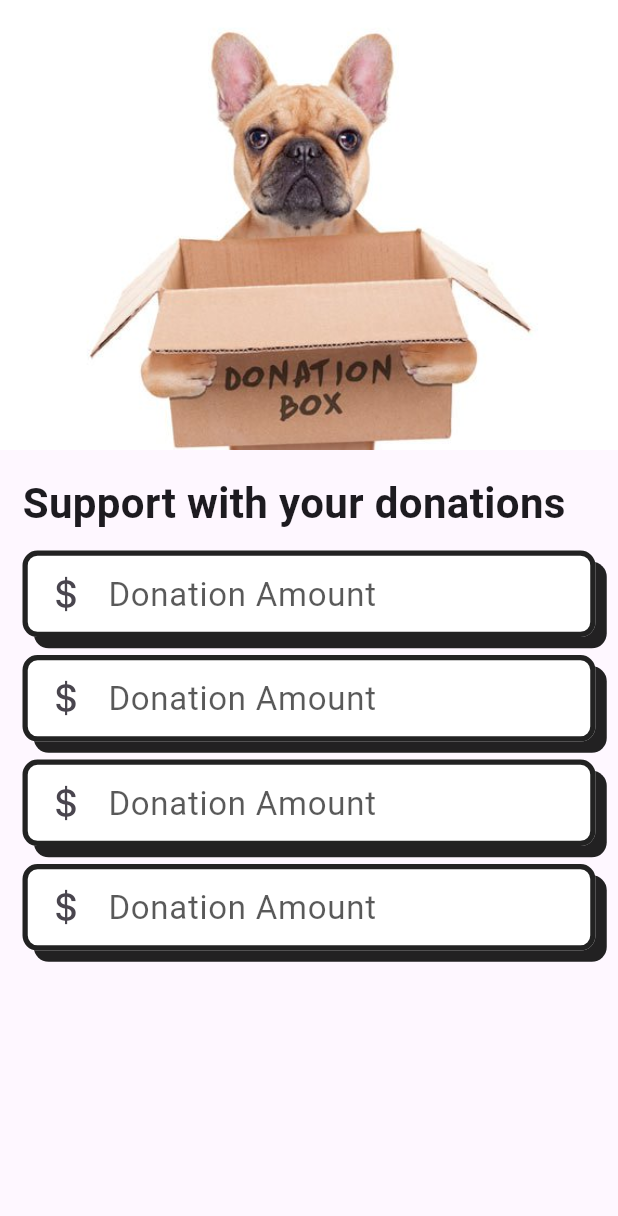
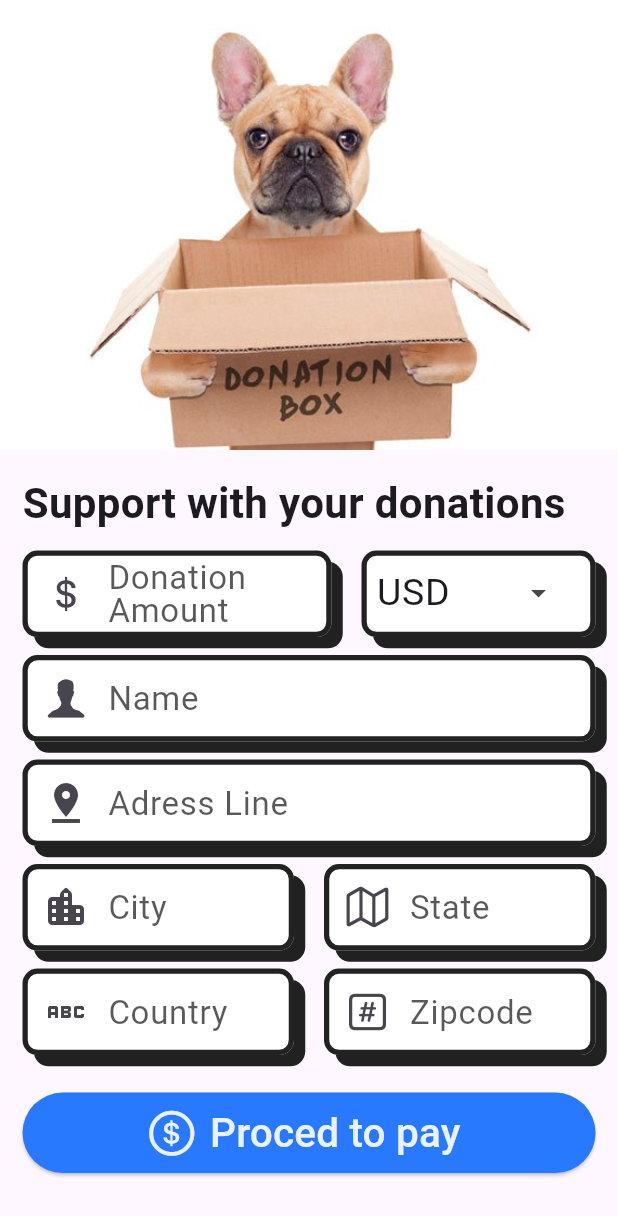
Before and after one commit to JeanGC970520/payment_gateway, a Flutter app: the screen it shows after launch, on a phone screen of 412 x 824 dp. Shown: the top 1216 px of the screen. Run offline on Flutter 3.47's test engine with Material 3 defaults, Android fonts, the phone set to English and light mode, and no system bars.

Commit message:
Finishing UI to proced to make the payment

```diff
--- a/lib/presentation/screens/home_screen.dart
+++ b/lib/presentation/screens/home_screen.dart
@@ -1,14 +1,26 @@
 import 'package:flutter/cupertino.dart';
 import 'package:flutter/material.dart';
+import 'package:flutter/services.dart';
 import 'package:payment_gateway/presentation/widgets/inputs/reusable_text_form_field.dart';
+import 'package:payment_gateway/presentation/widgets/shared/reusable_box_decoration.dart';
 
 class HomeScreen extends StatelessWidget {
   const HomeScreen({super.key});
 
+
+  static const List<String> currencyList = <String>[
+    'USD',
+    'EUR',
+    'MXN',
+  ];
+
   @override
   Widget build(BuildContext context) {
+    final size = MediaQuery.of(context).size;
+
     return Scaffold(
-      body: Column(
+      body: SingleChildScrollView(
+        child: Column(
           children: [
 
             Image.asset(
@@ -18,46 +30,152 @@ class HomeScreen extends StatelessWidget {
               fit: BoxFit.cover,
             ),
 
-          const Padding(
-            padding: EdgeInsets.all(15.0),
+            Padding(
+              padding: const EdgeInsets.all(15.0),
               child: Column(
                 crossAxisAlignment: CrossAxisAlignment.start,
                 children: [
 
-                Text(
+                  const Text(
                     'Support with your donations',
                     style: TextStyle(fontSize: 28, fontWeight: FontWeight.bold),
                   ),
 
-                SizedBox(height: 12,),
+                  const SizedBox(height: 12,),
 
-                ReusableTextFormField(
+                  Row(
+                    children: [
+
+                      Expanded(
+                        flex: 5,
+                        child: ReusableTextFormField(
                           label: 'Donation Amount',
                           hintText: 'Any amount you like',
-                  prefixIcon: Icon(CupertinoIcons.money_dollar, size: 32,),
+                          prefixIcon: const Icon(CupertinoIcons.money_dollar, size: 32,),
+                          keyboardType: TextInputType.number,
+                          inputFormatters: [
+                            FilteringTextInputFormatter.allow(RegExp(r'[0-9]+[.]*')),
+                          ],
                         ),
-                SizedBox(height: 12,),
+                      ),
+                      const SizedBox(width: 20,),
 
-                ReusableTextFormField(
-                  label: 'Donation Amount',
-                  hintText: 'Any amount you like',
-                  prefixIcon: Icon(CupertinoIcons.money_dollar, size: 32,),
+                      ReusableBoxDecoration(
+                        horizontalPadding: 10,
+                        child: SizedBox(
+                          height: size.height * 0.07,
+                          child: DropdownMenu<String>(
+                            inputDecorationTheme: const InputDecorationTheme(
+                              border: InputBorder.none,
+                              labelStyle: TextStyle(fontSize: 20),
+                              hintStyle: TextStyle(fontSize: 20),
+                              floatingLabelStyle: TextStyle(fontSize: 20),
                             ),
-                SizedBox(height: 12,),
+                            textStyle: const TextStyle(fontSize: 25),
+                            initialSelection: currencyList.first,
+                            onSelected: (value) {
+                              debugPrint(value);
+                            },
+                            dropdownMenuEntries: currencyList.map<DropdownMenuEntry<String>>(
+                              (currency) => DropdownMenuEntry(
+                                value: currency, label: currency,
+                              )
+                            ).toList(),
+                          ),
+                        ),
+                      ),
 
-                ReusableTextFormField(
-                  label: 'Donation Amount',
-                  hintText: 'Any amount you like',
-                  prefixIcon: Icon(CupertinoIcons.money_dollar, size: 32,),
+                    ],
                   ),
-                SizedBox(height: 12,),
+                  const SizedBox(height: 12,),
 
-                ReusableTextFormField(
-                  label: 'Donation Amount',
-                  hintText: 'Any amount you like',
-                  prefixIcon: Icon(CupertinoIcons.money_dollar, size: 32,),
+                  const ReusableTextFormField(
+                    label: 'Name',
+                    hintText: 'Ex. John Doe',
+                    prefixIcon: Icon(CupertinoIcons.person_alt, size: 32,),
                   ),
-                SizedBox(height: 12,),
+                  const SizedBox(height: 12,),
+
+                  const ReusableTextFormField(
+                    label: 'Adress Line',
+                    hintText: 'Ex. 123 Main St.',
+                    prefixIcon: Icon(Icons.pin_drop, size: 32,),
+                  ),
+                  const SizedBox(height: 12,),
+
+                  const Row(
+                    children: [
+
+                      Expanded(
+                        flex: 5,
+                        child: ReusableTextFormField(
+                          label: 'City',
+                          hintText: 'Ex. New Delhi',
+                          prefixIcon: Icon(Icons.location_city_rounded, size: 32,),
+                        ),
+                      ),
+
+                      SizedBox(width: 20,),
+
+                      Expanded(
+                        flex: 5,
+                        child: ReusableTextFormField(
+                          label: 'State',
+                          hintText: 'Ex. DL',
+                          prefixIcon: Icon(CupertinoIcons.map, size: 32,),
+                        ),
+                      ),
+
+                    ],
+                  ),
+                  const SizedBox(height: 12,),
+
+                  Row(
+                    children: [
+
+                      const Expanded(
+                        flex: 5,
+                        child: ReusableTextFormField(
+                          label: 'Country',
+                          hintText: 'Ex. MX for Mexico',
+                          prefixIcon: Icon(Icons.abc, size: 32,),
+                        ),
+                      ),
+
+                      const SizedBox(width: 20,),
+
+                      Expanded(
+                        flex: 5,
+                        child: ReusableTextFormField(
+                          label: 'Zipcode',
+                          hintText: 'Ex. 09876',
+                          prefixIcon: const Icon(CupertinoIcons.number_square, size: 32,),
+                          keyboardType: TextInputType.number,
+                          inputFormatters: [
+                            FilteringTextInputFormatter.allow(RegExp(r'[0-9]+')),
+                          ],
+                        ),
+                      ),
+
+                    ],
+                  ),
+                  const SizedBox(height: 25,),
+
+                  SizedBox(
+                    height: size.height * 0.065,
+                    width: double.infinity,
+                    child: ElevatedButton.icon(
+                      onPressed: () {
+
+                      },
+                      style: ElevatedButton.styleFrom(
+                        backgroundColor: Colors.blueAccent.shade400,
+                        foregroundColor: Colors.white.withAlpha(230)
+                      ),
+                      icon: const Icon(CupertinoIcons.money_dollar_circle, size: 35,),
+                      label: const Text('Proced to pay', style: TextStyle(fontSize: 27),),
+                    ),
+                  )
 
                 ],
               ),
@@ -65,6 +183,7 @@ class HomeScreen extends StatelessWidget {
 
           ],
         ),
+      ),
     );
   }
 }
```
Lines whose indentation alone changed are shown as unchanged.
